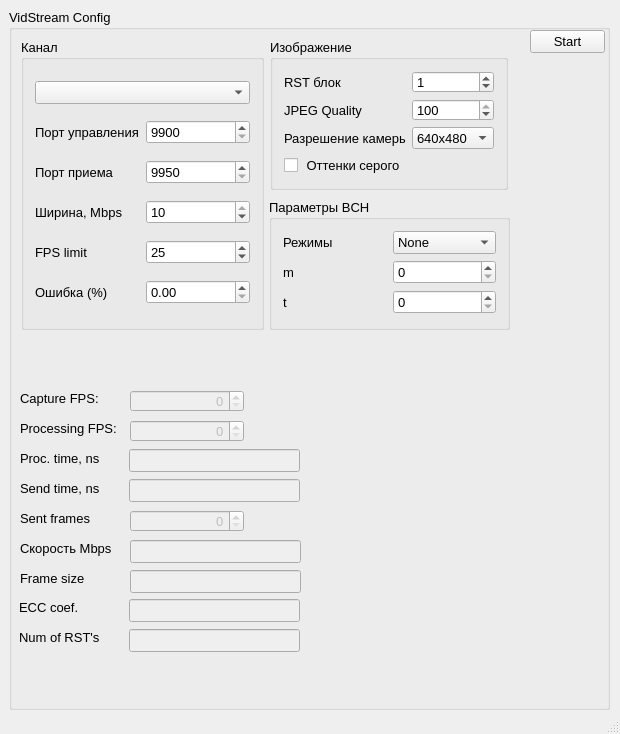
This is vidstream/src/qtgui/ui/mainwindow.ui in snikulov/vidstream as Qt 5 draws it before an edit. The edited form follows.
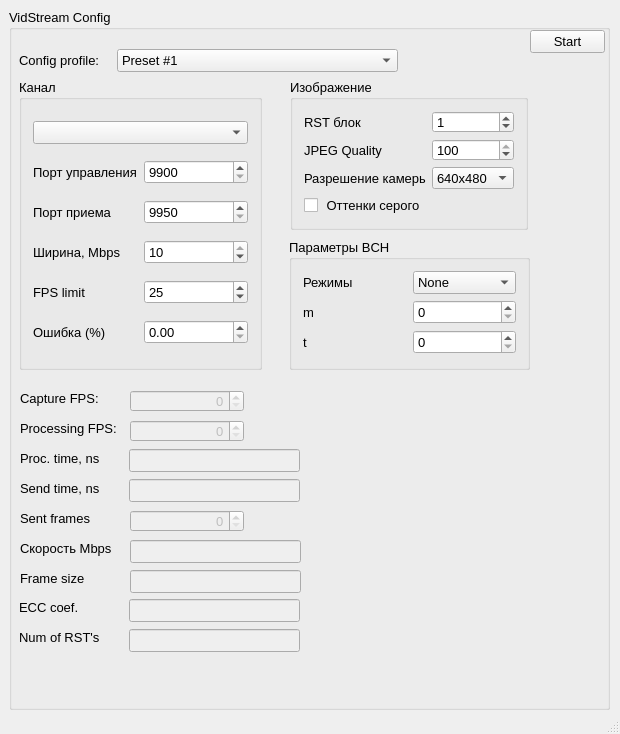
This is the edited form.

Commit message: #11: added ui for config presets, but no logic so far

What changed in the file:
```diff
--- a/vidstream/src/qtgui/ui/mainwindow.ui
+++ b/vidstream/src/qtgui/ui/mainwindow.ui
@@ -59,8 +59,8 @@
     <widget class="QGroupBox" name="groupBox_2">
      <property name="geometry">
       <rect>
-       <x>12</x>
-       <y>30</y>
+       <x>10</x>
+       <y>70</y>
        <width>243</width>
        <height>291</height>
       </rect>
@@ -171,8 +171,8 @@
     <widget class="QGroupBox" name="groupBox_3">
      <property name="geometry">
       <rect>
-       <x>261</x>
-       <y>30</y>
+       <x>281</x>
+       <y>70</y>
        <width>238</width>
        <height>151</height>
       </rect>
@@ -296,8 +296,8 @@
     <widget class="QGroupBox" name="groupBox_4">
      <property name="geometry">
       <rect>
-       <x>260</x>
-       <y>190</y>
+       <x>280</x>
+       <y>230</y>
        <width>241</width>
        <height>131</height>
       </rect>
@@ -433,6 +433,54 @@
       <string>ECC coef.</string>
      </property>
     </widget>
+    <widget class="QComboBox" name="comboBox_config_preset">
+     <property name="geometry">
+      <rect>
+       <x>108</x>
+       <y>40</y>
+       <width>281</width>
+       <height>23</height>
+      </rect>
+     </property>
+     <item>
+      <property name="text">
+       <string>Preset #1</string>
+      </property>
+     </item>
+     <item>
+      <property name="text">
+       <string>Preset #2</string>
+      </property>
+     </item>
+     <item>
+      <property name="text">
+       <string>Preset #3</string>
+      </property>
+     </item>
+     <item>
+      <property name="text">
+       <string>Preset #4</string>
+      </property>
+     </item>
+     <item>
+      <property name="text">
+       <string>Preset #5</string>
+      </property>
+     </item>
+    </widget>
+    <widget class="QLabel" name="label_21">
+     <property name="geometry">
+      <rect>
+       <x>10</x>
+       <y>40</y>
+       <width>106</width>
+       <height>23</height>
+      </rect>
+     </property>
+     <property name="text">
+      <string>Config profile:</string>
+     </property>
+    </widget>
    </widget>
    <widget class="QPushButton" name="pushButton_operate">
     <property name="geometry">
```
